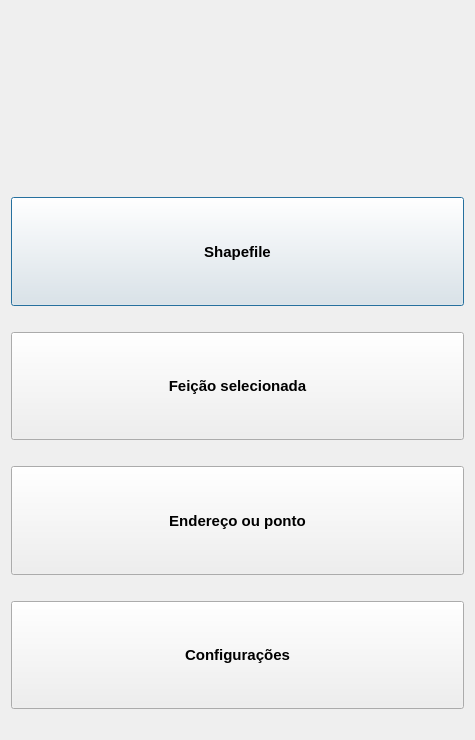
Qt form screens/main_window.ui (spuhub/prisma) before a commit.
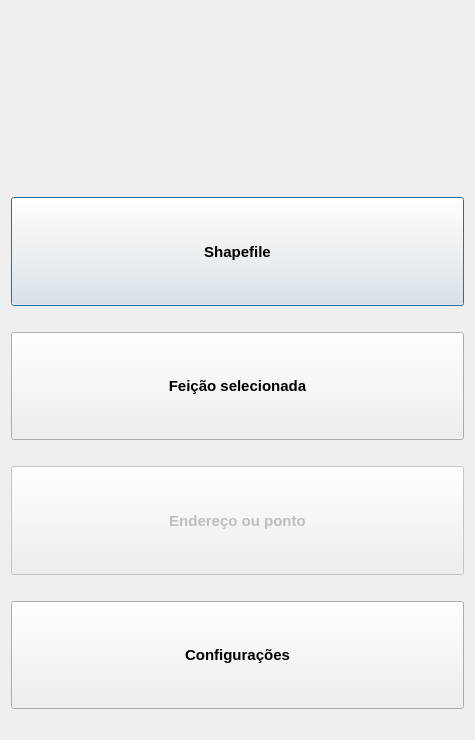
The same form after that commit. Icons and pictures are not drawn.

Diff of the .ui file:
```diff
--- a/screens/main_window.ui
+++ b/screens/main_window.ui
@@ -131,6 +131,9 @@
      </item>
      <item>
       <widget class="QPushButton" name="btn_endereco">
+       <property name="enabled">
+        <bool>false</bool>
+       </property>
        <property name="sizePolicy">
         <sizepolicy hsizetype="Expanding" vsizetype="Expanding">
          <horstretch>0</horstretch>
```
